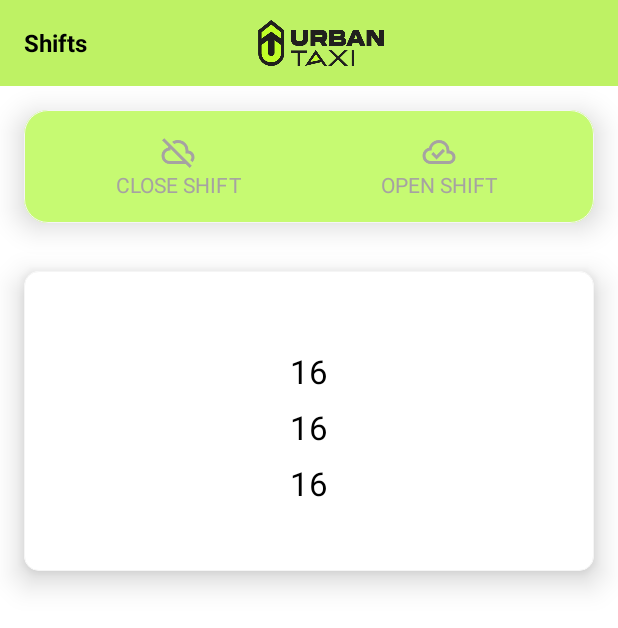
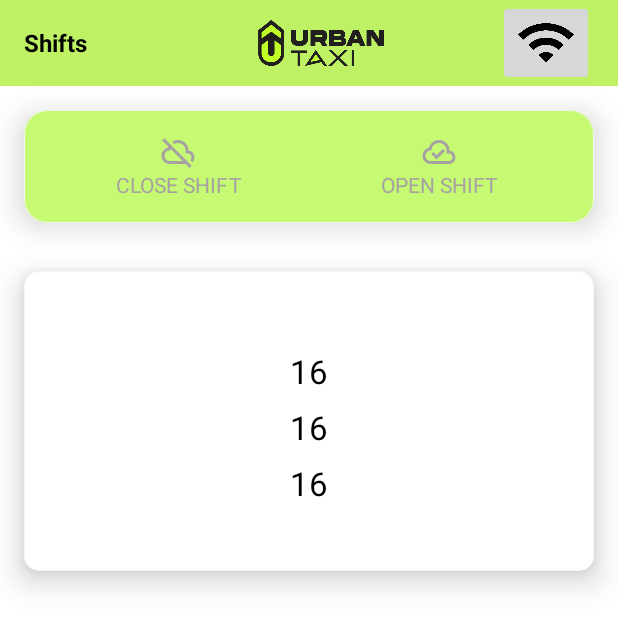
Before and after one commit to Betideda/urban_taxi_driver, an Android app built with Jetpack Compose: the layout fragment_shifts.xml on its own in the app's theme, with its tools: preview values and no code run, on a phone screen of 412 x 824 dp. Shown: the top 628 px of the screen. Run offline under Robolectric (Android 15) with nearby library versions, the phone set to English and light mode, and no system bars.

Commit message:
Added reconnect button to ShiftsFragment and now with an image instead of text button

```diff
--- a/app/src/main/java/com/driverapp/activity/AddOfferActivity.kt
+++ b/app/src/main/java/com/driverapp/activity/AddOfferActivity.kt
@@ -10,6 +10,7 @@ import android.os.Handler
 import android.os.Looper
 import android.util.Log
 import android.widget.Button
+import android.widget.ImageButton
 import android.widget.ImageView
 import android.widget.Toast
 import androidx.appcompat.app.AppCompatActivity
@@ -70,7 +71,7 @@ class AddOfferActivity :
     private var taxiModelAgentt: TaxiModelAgent? = null
     private lateinit var recyclerView: RecyclerView
     private lateinit var backButton: ImageView
-    private lateinit var connectionButton: Button
+    private lateinit var connectionButton: ImageButton
 
     // Enhanced state management with thread safety
     private val stateMutex = Mutex()
--- a/app/src/main/res/layout/fragment_shifts.xml
+++ b/app/src/main/res/layout/fragment_shifts.xml
@@ -5,6 +5,7 @@
     xmlns:tools="http://schemas.android.com/tools"
     android:orientation="vertical"
     xmlns:app="http://schemas.android.com/apk/res-auto">
+
     <androidx.appcompat.widget.Toolbar
         android:id="@+id/toolbar"
         android:layout_width="match_parent"
@@ -29,12 +30,25 @@
                 android:textStyle="bold" />
 
             <ImageView
+                android:id="@+id/screenLogo"
                 android:layout_width="85dp"
                 android:layout_height="45dp"
                 android:layout_centerInParent="true"
                 android:layout_gravity="center"
                 android:contentDescription="@string/app_logo"
                 android:src="@drawable/urban_logo_no_bg" />
+
+            <ImageButton
+                android:id="@+id/connectionButton"
+                android:layout_width="match_parent"
+                android:layout_height="match_parent"
+                android:layout_alignParentEnd="true"
+                android:layout_marginStart="75dp"
+                android:layout_marginEnd="16dp"
+                android:layout_toEndOf="@+id/screenLogo"
+                android:contentDescription="Test"
+                android:scaleType="centerInside"
+                app:srcCompat="@drawable/wifi" />
 
         </RelativeLayout>
 
@@ -150,6 +164,7 @@
                 android:textColor="@color/black"
                 android:textSize="22sp"
                 tools:text="16" />
+
             <TextView
                 android:id="@+id/tripCount"
                 android:layout_width="match_parent"
@@ -161,6 +176,7 @@
                 android:textColor="@color/black"
                 android:textSize="22sp"
                 tools:text="16" />
+
             <TextView
                 android:id="@+id/totalFare"
                 android:layout_width="match_parent"
```
Also changed, not shown: app/src/main/java/com/driverapp/fragments/ShiftsFragment.kt (+40 -0 lines), app/src/main/res/layout/activity_offers.xml (+8 -5 lines).
